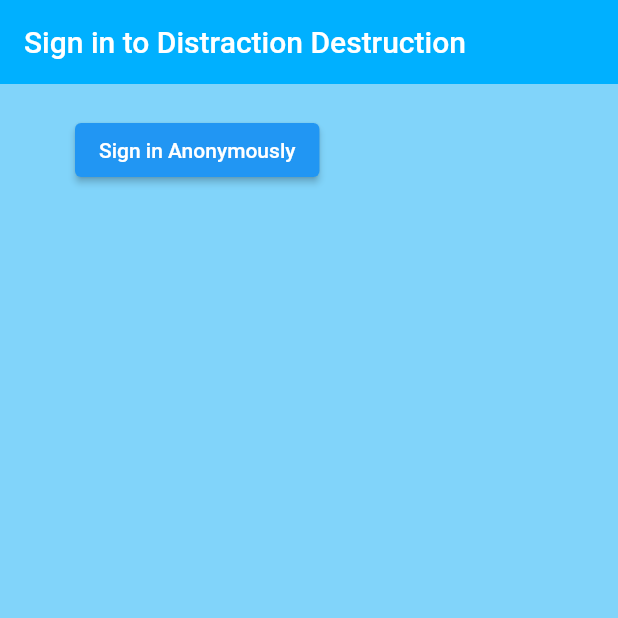
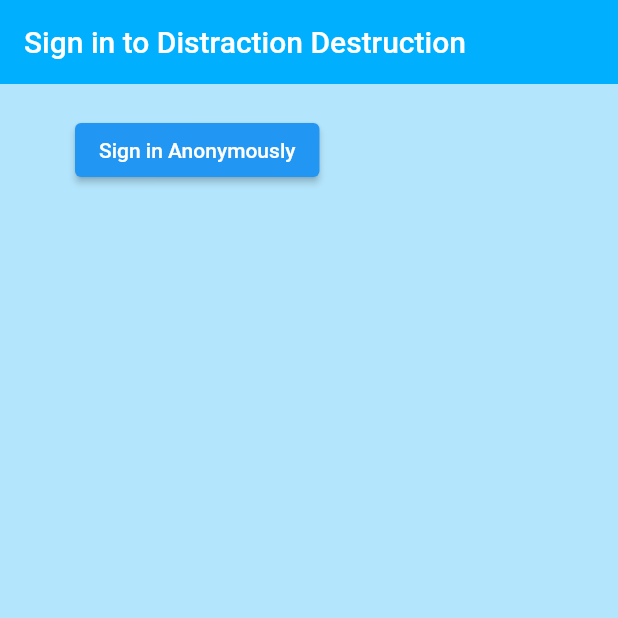
Before and after one commit to Lyxaaa/cogs, a Flutter app: the screen it shows after launch, on a phone screen of 412 x 824 dp, the top half of it. Run offline on Flutter 3.47's test engine with Material 2 defaults, Android fonts, the phone set to English and light mode, and no system bars; our stand-ins replace firebase_auth, firebase_core; accounts and stored records are empty.

Commit message:
Added some commenting and a sign-out button which doesn't do anything important yet (such as signing out)

```diff
--- a/lib/main.dart
+++ b/lib/main.dart
@@ -21,6 +21,7 @@
   // This widget is the root of your application.
   @override
   Widget build(BuildContext context) {
+    //Listens for state changes in AuthService, allowing sign-in/out
     return StreamProvider<AppUser?>.value(
       value: AuthService().user,
       initialData: null,
--- a/lib/screens/auth/sign_in.dart
+++ b/lib/screens/auth/sign_in.dart
@@ -16,7 +16,7 @@
   @override
   Widget build(BuildContext context) {
     return Scaffold(
-      backgroundColor: Colors.lightBlue[200],
+      backgroundColor: Colors.lightBlue[100],
       appBar: AppBar(
         backgroundColor: Colors.lightBlueAccent[400],
         elevation: 0.0,
--- a/lib/screens/wrapper.dart
+++ b/lib/screens/wrapper.dart
@@ -17,7 +17,8 @@
     final user = Provider.of<AppUser?>(context);
 
     dev.log("Obtained user: " + user.toString());
+    return user == null ? Auth() : Home();
     //Return Home/Auth widget
-    return Auth();
+    //return Auth();
   }
 }
--- a/lib/services/auth_svc.dart
+++ b/lib/services/auth_svc.dart
@@ -13,7 +13,7 @@
 
   //Change user from Firebase type to local type
   Stream<AppUser?> get user {
-    return _auth.authStateChanges().map(_localUser); //(User? user) => _localUser(user)
+    return _auth.authStateChanges().map((User? user) => _localUser(user));
   }
 
   //Sign in Anonymously
```
Also changed, not shown: lib/screens/home/home.dart (+7 -0 lines).
